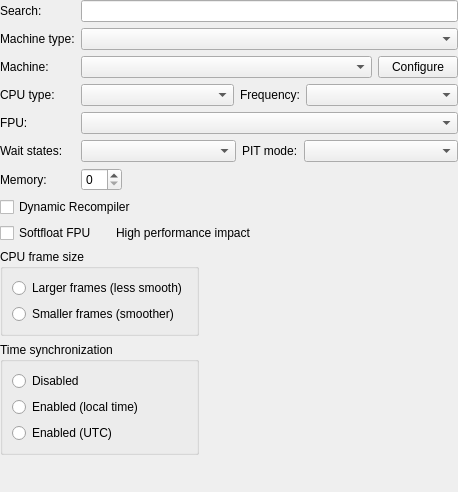
86Box/86Box, file src/qt/qt_settingsmachine.ui: the form before one commit.
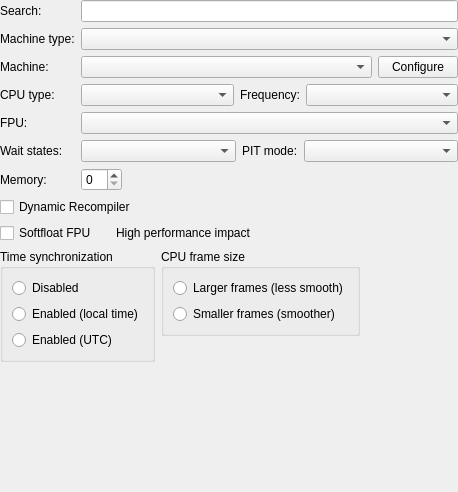
The form after the commit.

Commit message: Qt: Move the CPU frame size option next to time sync

What changed in the file:
```diff
--- a/src/qt/qt_settingsmachine.ui
+++ b/src/qt/qt_settingsmachine.ui
@@ -325,54 +325,11 @@
     </layout>
    </item>
    <item>
-    <layout class="QGridLayout" name="gridLayout_2">
-     <item row="0" column="0">
-      <widget class="QGroupBox" name="groupBox_2">
-       <property name="sizePolicy">
-        <sizepolicy hsizetype="Maximum" vsizetype="Preferred">
-         <horstretch>0</horstretch>
-         <verstretch>0</verstretch>
-        </sizepolicy>
-       </property>
-       <property name="title">
-        <string>CPU frame size</string>
-       </property>
-       <property name="alignment">
-        <set>Qt::AlignmentFlag::AlignLeading|Qt::AlignmentFlag::AlignLeft|Qt::AlignmentFlag::AlignTop</set>
-       </property>
-       <layout class="QVBoxLayout" name="verticalLayout_2">
+    <layout class="QHBoxLayout" name="groupBoxesLayout">
         <item>
-         <widget class="QRadioButton" name="radioButtonLargerFrames">
-          <property name="text">
-           <string>Larger frames (less smooth)</string>
-          </property>
-         </widget>
-        </item>
+      <layout class="QVBoxLayout" name="verticalLayout">
         <item>
-         <widget class="QRadioButton" name="radioButtonSmallerFrames">
-          <property name="text">
-           <string>Smaller frames (smoother)</string>
-          </property>
-         </widget>
-        </item>
-       </layout>
-      </widget>
-     </item>
-     <item row="0" column="1">
-      <spacer name="horizontalSpacer">
-       <property name="orientation">
-        <enum>Qt::Orientation::Horizontal</enum>
-       </property>
-       <property name="sizeHint" stdset="0">
-        <size>
-         <width>40</width>
-         <height>20</height>
-        </size>
-       </property>
-      </spacer>
-     </item>
-     <item row="1" column="0">
-      <widget class="QGroupBox" name="groupBox">
+        <widget class="QGroupBox" name="groupBoxTimeSync">
        <property name="sizePolicy">
         <sizepolicy hsizetype="Preferred" vsizetype="Preferred">
          <horstretch>0</horstretch>
@@ -382,7 +339,7 @@
        <property name="title">
         <string>Time synchronization</string>
        </property>
-       <layout class="QVBoxLayout" name="verticalLayout">
+         <layout class="QVBoxLayout" name="groupBoxTimeSyncLayout">
         <item>
          <widget class="QRadioButton" name="radioButtonDisabled">
           <property name="text">
@@ -407,10 +364,77 @@
        </layout>
       </widget>
      </item>
-     <item row="1" column="1">
-      <spacer name="horizontalSpacer_2">
+       <item>
+        <spacer name="timeSyncVerticalSpacer">
        <property name="orientation">
-        <enum>Qt::Orientation::Horizontal</enum>
+          <enum>Qt::Vertical</enum>
+         </property>
+         <property name="sizeType">
+          <enum>QSizePolicy::Expanding</enum>
+         </property>
+         <property name="sizeHint" stdset="0">
+          <size>
+           <width>20</width>
+           <height>40</height>
+          </size>
+         </property>
+        </spacer>
+       </item>
+      </layout>
+     </item>
+     <item>
+      <layout class="QVBoxLayout" name="verticalLayout_2">
+       <item>
+        <widget class="QGroupBox" name="groupBoxCPUFrameSize">
+         <property name="sizePolicy">
+          <sizepolicy hsizetype="Maximum" vsizetype="Preferred">
+           <horstretch>0</horstretch>
+           <verstretch>0</verstretch>
+          </sizepolicy>
+         </property>
+         <property name="title">
+          <string>CPU frame size</string>
+         </property>
+         <layout class="QVBoxLayout" name="groupBoxCPUFrameSizeLayout">
+          <item>
+           <widget class="QRadioButton" name="radioButtonLargerFrames">
+            <property name="text">
+             <string>Larger frames (less smooth)</string>
+            </property>
+           </widget>
+          </item>
+          <item>
+           <widget class="QRadioButton" name="radioButtonSmallerFrames">
+            <property name="text">
+             <string>Smaller frames (smoother)</string>
+            </property>
+           </widget>
+          </item>
+         </layout>
+        </widget>
+       </item>
+       <item>
+        <spacer name="frameSizeVerticalSpacer">
+         <property name="orientation">
+          <enum>Qt::Vertical</enum>
+         </property>
+         <property name="sizeType">
+          <enum>QSizePolicy::Expanding</enum>
+         </property>
+         <property name="sizeHint" stdset="0">
+          <size>
+           <width>20</width>
+           <height>40</height>
+          </size>
+         </property>
+        </spacer>
+       </item>
+      </layout>
+     </item>
+     <item>
+      <spacer name="groupBoxesHorizontalSpacer">
+       <property name="orientation">
+        <enum>Qt::Horizontal</enum>
        </property>
        <property name="sizeHint" stdset="0">
         <size>
@@ -422,19 +446,6 @@
      </item>
     </layout>
    </item>
-   <item>
-    <spacer name="verticalSpacer">
-     <property name="orientation">
-      <enum>Qt::Orientation::Vertical</enum>
-     </property>
-     <property name="sizeHint" stdset="0">
-      <size>
-       <width>20</width>
-       <height>40</height>
-      </size>
-     </property>
-    </spacer>
-   </item>
   </layout>
  </widget>
  <tabstops>
```
Left out of the diff: 4 changed lines with no effect on the pictures. Lines whose indentation alone changed are shown as unchanged.
